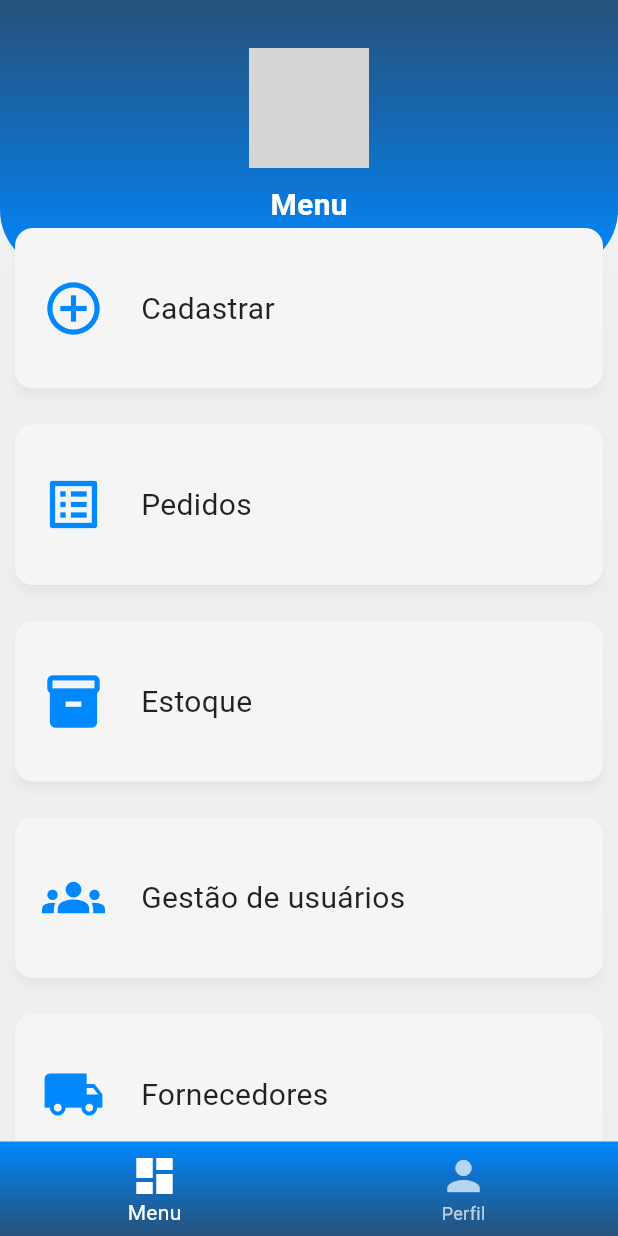
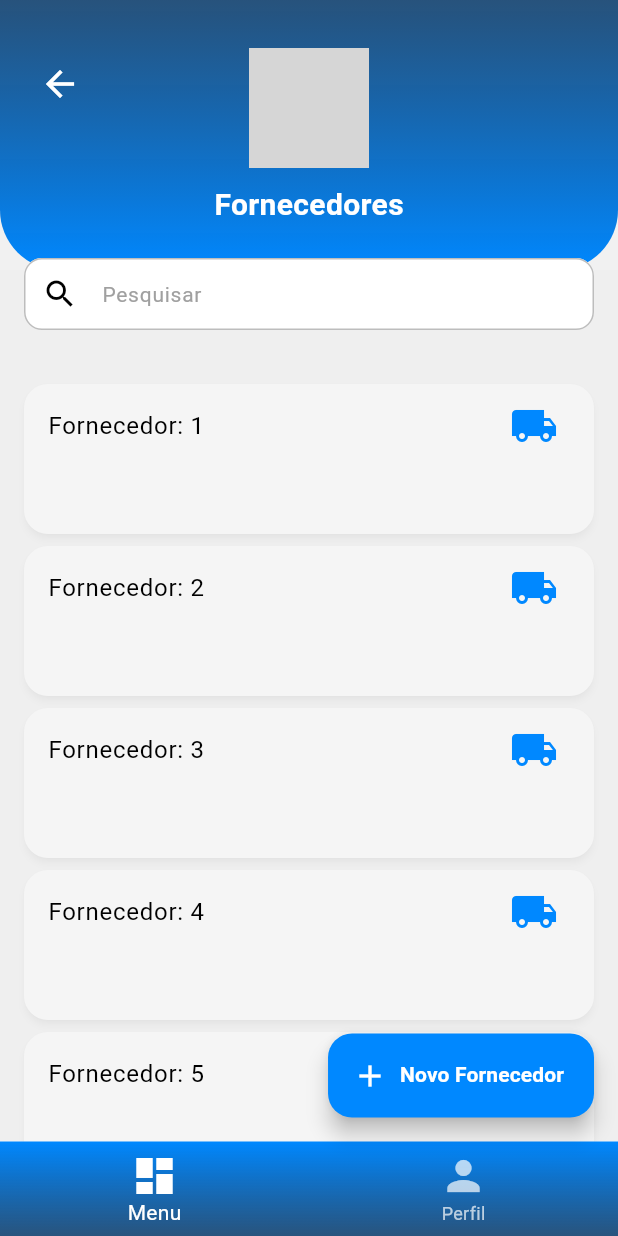
Before and after one commit to Code-Nine-FTC/MobileInterface-2025.2, a Flutter app: the screen it shows after launch, after a tap on "Acessar", after a tap on "Fornecedores", on a phone screen of 412 x 824 dp. Run offline on Flutter 3.47's test engine with Material 3 defaults, Android fonts, the phone set to English and light mode, and no system bars; our stand-ins replace flutter_secure_storage, flutter_svg, mask_text_input_formatter; grey boxes are pictures that could not be loaded.

Commit message:
feat: criada a página de listagem de fornecedores

```diff
--- a/lib/main.dart
+++ b/lib/main.dart
@@ -10,6 +10,7 @@ import 'presentation/pages/user/managers_list_page.dart';
 import 'presentation/pages/stock/stock_list_page.dart';
 import 'presentation/pages/user/user_register_page.dart';
 import 'presentation/pages/supplier/registration_supplier_page.dart';
+import 'presentation/pages/supplier/list_supplier_page.dart';
 
 final ValueNotifier<ThemeMode> themeNotifier = ValueNotifier(ThemeMode.light);
 
@@ -64,8 +65,12 @@ class MyApp extends StatelessWidget {
             case '/supplier_register':
               builder = (context) => const RegistrationSupplierPage();
               break;
+            case '/supplier_management':
+              builder = (context) => const ListSupplierPage();
+              break;
             default:
               builder = (context) => const MenuPage();
+
           }
           return PageRouteBuilder(
             pageBuilder: (context, animation, secondaryAnimation) => builder(context),
@@ -91,6 +96,8 @@ class MyApp extends StatelessWidget {
           '/managers': (context) => const ManagersListPage(),
           '/stock': (context) => const StockListPage(),
           '/user_register': (context) => UserRegisterPage(),
+          '/supplier_register': (context) => const RegistrationSupplierPage(),
+          '/supplier_management': (context) => const ListSupplierPage(),
         },
       ),
     );
--- /dev/null
+++ b/lib/presentation/pages/supplier/list_supplier_page.dart
@@ -0,0 +1,100 @@
+import 'package:flutter/material.dart';
+import '../../../core/theme/app_colors.dart';
+import '../../components/navBar.dart';
+import '../../components/standartScreen.dart';
+
+class ListSupplierPage extends StatefulWidget {
+  const ListSupplierPage({super.key});
+
+  @override
+  State<ListSupplierPage> createState() => _ListSupplierPage();
+}
+
+class _ListSupplierPage extends State<ListSupplierPage> {
+  int _selectedIndex = 0;
+
+  void _onNavTap(int index) {
+    setState(() {
+      _selectedIndex = index;
+    });
+    switch (index) {
+      case 0:
+        Navigator.pushReplacementNamed(context, '/menu');
+        break;
+      case 2:
+        Navigator.pushReplacementNamed(context, '/perfil');
+        break;
+    }
+  }
+
+  @override
+  Widget build(BuildContext context) {
+    final estoque = List.generate(5, (i) => 'Fornecedor: ${i + 1}');
+
+    return Scaffold(
+      floatingActionButton: FloatingActionButton.extended(
+        onPressed: () {
+          Navigator.pushNamed(context, '/product_register');
+        },
+        icon: const Icon(Icons.add, color: Colors.white),
+        label: const Text('Novo Fornecedor', style: TextStyle(color: Colors.white)),
+        backgroundColor: AppColors.infoLight,
+      ),
+      backgroundColor: Colors.transparent,
+      bottomNavigationBar: CustomNavbar(
+        currentIndex: _selectedIndex,
+        onTap: _onNavTap,
+      ),
+      body: StandardScreen(
+        title: 'Fornecedores',
+        child: SingleChildScrollView(
+          child: Column(
+            children: [
+              const SizedBox(height: 32),
+              Padding(
+                padding: const EdgeInsets.symmetric(horizontal: 16),
+                child: TextField(
+                  decoration: InputDecoration(
+                    hintText: 'Pesquisar',
+                    prefixIcon: const Icon(Icons.search),
+                    contentPadding: const EdgeInsets.symmetric(vertical: 0, horizontal: 12),
+                    filled: true,
+                    fillColor: Colors.white,
+                    border: OutlineInputBorder(
+                      borderRadius: BorderRadius.circular(12),
+                      borderSide: BorderSide.none,
+                    ),
+                  ),
+                ),
+              ),
+              const SizedBox(height: 16),
+              ListView.builder(
+                shrinkWrap: true,
+                physics: const NeverScrollableScrollPhysics(),
+                padding: const EdgeInsets.symmetric(horizontal: 12, vertical: 16),
+                itemCount: estoque.length,
+                itemBuilder: (context, index) {
+                  final produto = estoque[index];
+                  return Card(
+                    shape: RoundedRectangleBorder(
+                      borderRadius: BorderRadius.circular(16),
+                    ),
+                    elevation: 2,
+                    child: SizedBox(
+                      height: 100,
+                      child: ListTile(
+                        title: Text(produto),
+                        trailing: Icon(Icons.local_shipping, color: AppColors.infoLight, size: 32),
+                        onTap: () {},
+                      ),
+                    ),
+                  );
+                },
+              ),
+            ],
+          ),
+        ),
+      ),
+    );
+  }
+}
```
